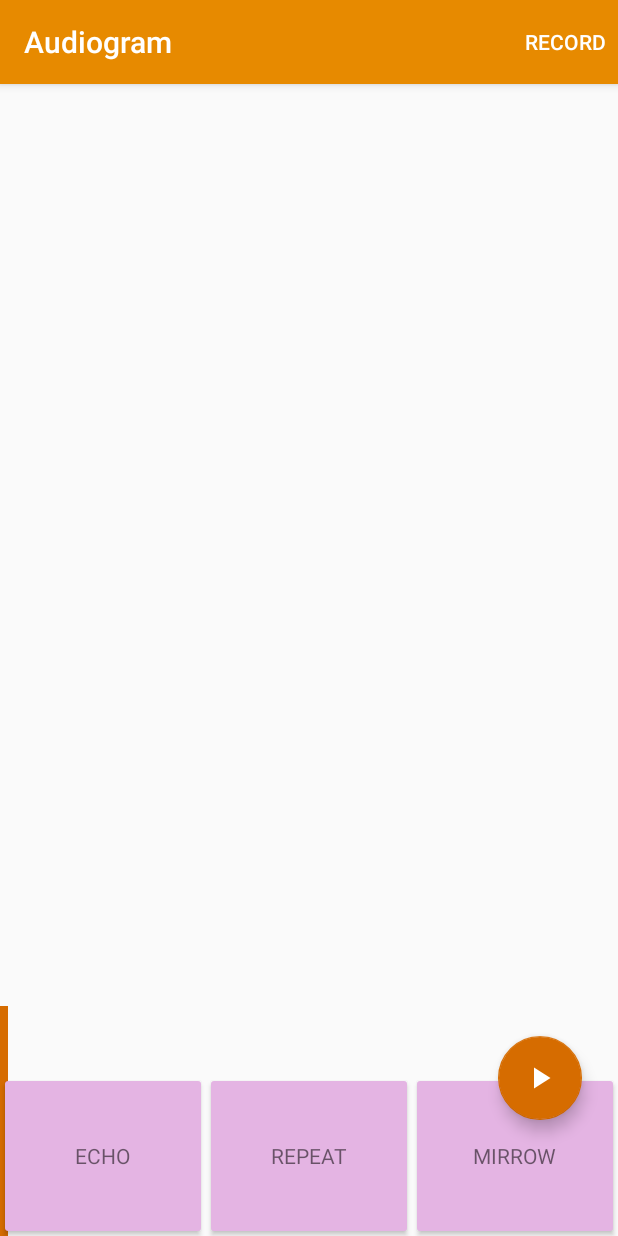
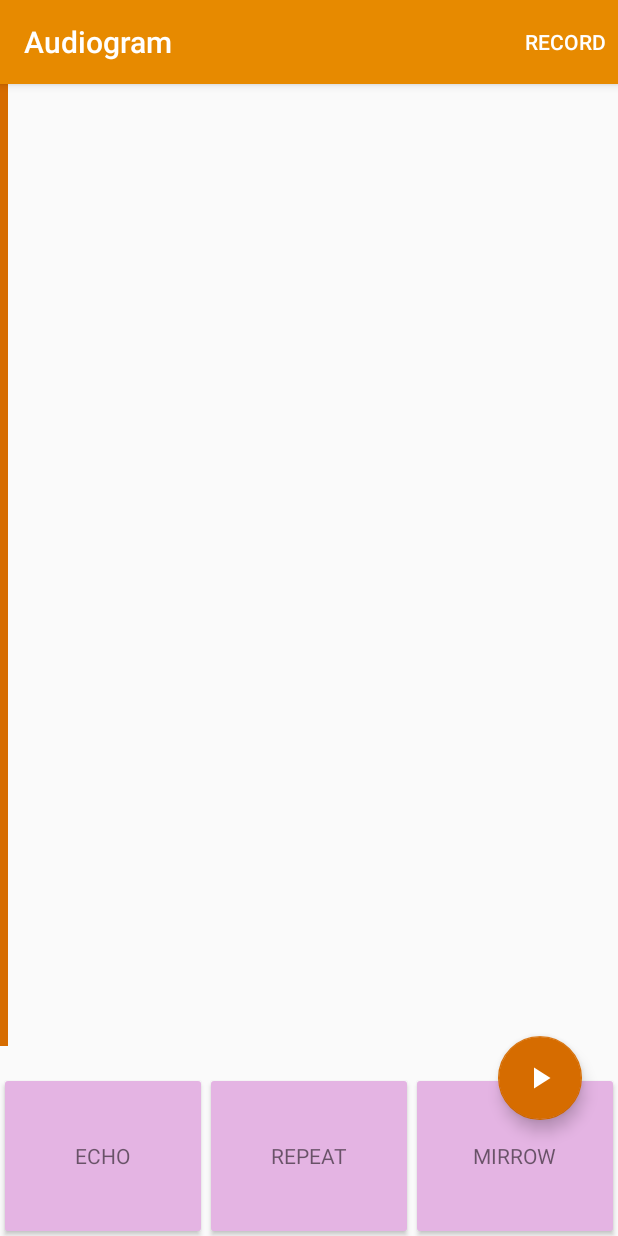
Before and after one commit to mmekhtiev/Audiogram, an Android app: the fragment CompositionFragment placed in its activity, on a phone screen of 412 x 824 dp. Run offline under Robolectric (Android 15) with nearby library versions, the light colour scheme and no system bars; our stand-ins replace ButterKnife; pictures from the network do not load.

Commit message:
Merge branch 'develop' of github.com:ustadenis/Audiogram into filters
# Conflicts:
#	app/src/main/java/com/team/mera/audiogram/PreviewScreenAdapter.java
#	app/src/main/java/com/team/mera/audiogram/audioprocessing/AudioProcessor.java
#	app/src/main/java/com/team/mera/audiogram/screens/preview/PreviewFragment.java

```diff
--- a/app/src/main/java/com/team/mera/audiogram/PreviewScreenAdapter.java
+++ b/app/src/main/java/com/team/mera/audiogram/PreviewScreenAdapter.java
@@ -11,7 +11,6 @@ import android.widget.ImageView;
 import android.widget.TextView;
 
 import com.team.mera.audiogram.models.TrackDescription;
-import com.team.mera.audiogram.utils.DrawUtils;
 
 import java.util.ArrayList;
 import java.util.List;
--- a/app/src/main/res/layout/fragment_composition.xml
+++ b/app/src/main/res/layout/fragment_composition.xml
@@ -10,8 +10,7 @@
         android:layout_width="5dp"
         android:layout_height="match_parent"
         android:layout_alignParentLeft="true"
-        android:layout_below="@+id/composition_filter"
-        android:layout_above="@+id/composition_play"
+        android:layout_above="@+id/composition_filter"
         android:layout_marginBottom="20dp"
         android:background="@color/accent"/>
 
@@ -44,6 +43,7 @@
         android:layout_height="match_parent"
         android:clickable="true"
         android:gravity="center"
+        android:background="@color/transparent_black"
         android:visibility="gone">
 
         <ProgressBar
--- a/app/src/main/res/values/colors.xml
+++ b/app/src/main/res/values/colors.xml
@@ -8,6 +8,7 @@
     <color name="secondary_text">#757575</color>
     <color name="icons">#FFFFFF</color>
     <color name="divider">#BDBDBD</color>
+    <color name="transparent_black">#30000000</color>
 
 
 
```
